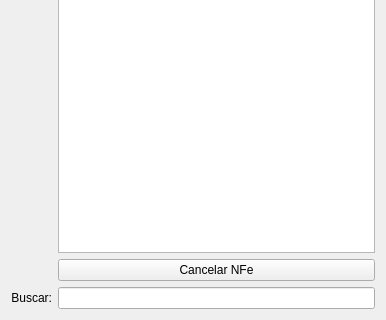
The window that ui/widgetnfeentrada.ui (darktorres/ERP-STACCATO) describes before a commit, drawn with Qt 5; both pictures show x 0 to 386 and y 209 to 529 of the 386 by 529 pixel window.
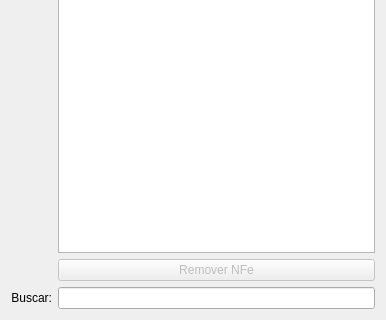
The same window after the commit. Custom widgets are drawn as their Qt base class.

Diff of the .ui file:
```diff
--- a/ui/widgetnfeentrada.ui
+++ b/ui/widgetnfeentrada.ui
@@ -72,10 +72,10 @@
    <item row="2" column="1">
     <widget class="QPushButton" name="pushButtonCancelarNFe">
      <property name="enabled">
-      <bool>true</bool>
+      <bool>false</bool>
      </property>
      <property name="text">
-      <string>Cancelar NFe</string>
+      <string>Remover NFe</string>
      </property>
     </widget>
    </item>
```
